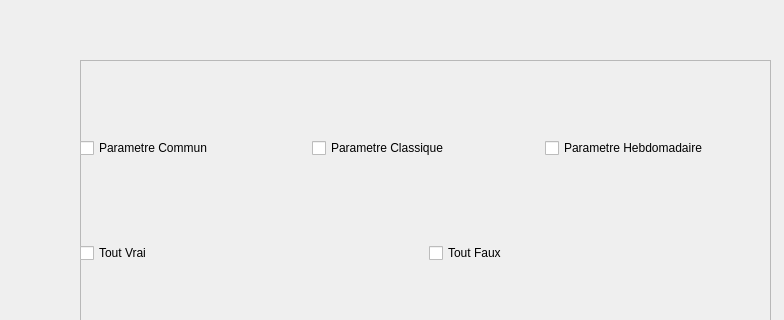
Old version of the form UI/Parametre.ui in the repository Guillaume-Chauveau/CatalogageDeDocumentDeLaDIBISO; both pictures show x 0 to 784 and y 0 to 320 of the 784 by 508 pixel window.
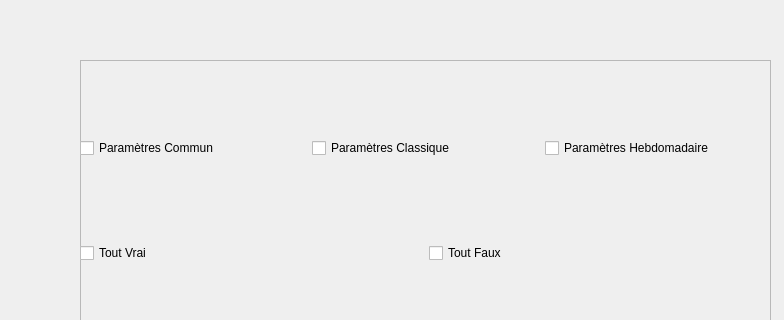
New version of the form.

Diff of the .ui file:
```diff
--- a/UI/Parametre.ui
+++ b/UI/Parametre.ui
@@ -44,21 +44,21 @@
         <item>
          <widget class="QCheckBox" name="ParametreCommun">
           <property name="text">
-           <string>Parametre Commun</string>
+           <string>Paramètres Commun</string>
           </property>
          </widget>
         </item>
         <item>
          <widget class="QCheckBox" name="ParametreClassique">
           <property name="text">
-           <string>Parametre Classique</string>
+           <string>Paramètres Classique</string>
           </property>
          </widget>
         </item>
         <item>
          <widget class="QCheckBox" name="ParametreHebdomadaire">
           <property name="text">
-           <string>Parametre Hebdomadaire</string>
+           <string>Paramètres Hebdomadaire</string>
           </property>
          </widget>
         </item>
```
